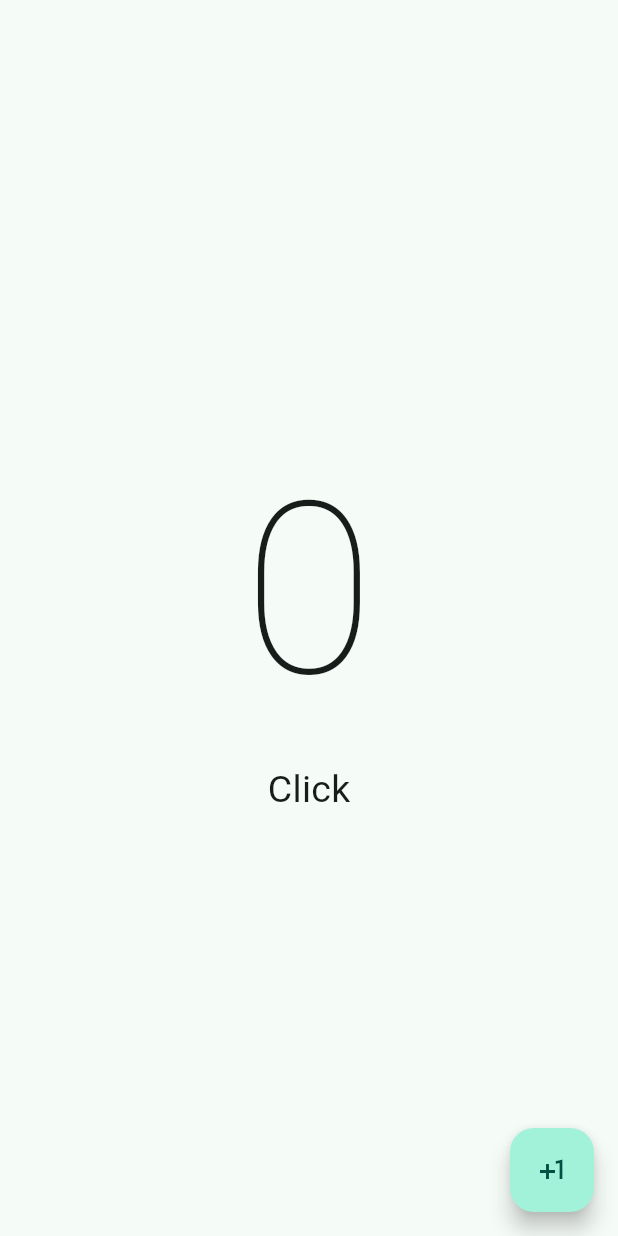
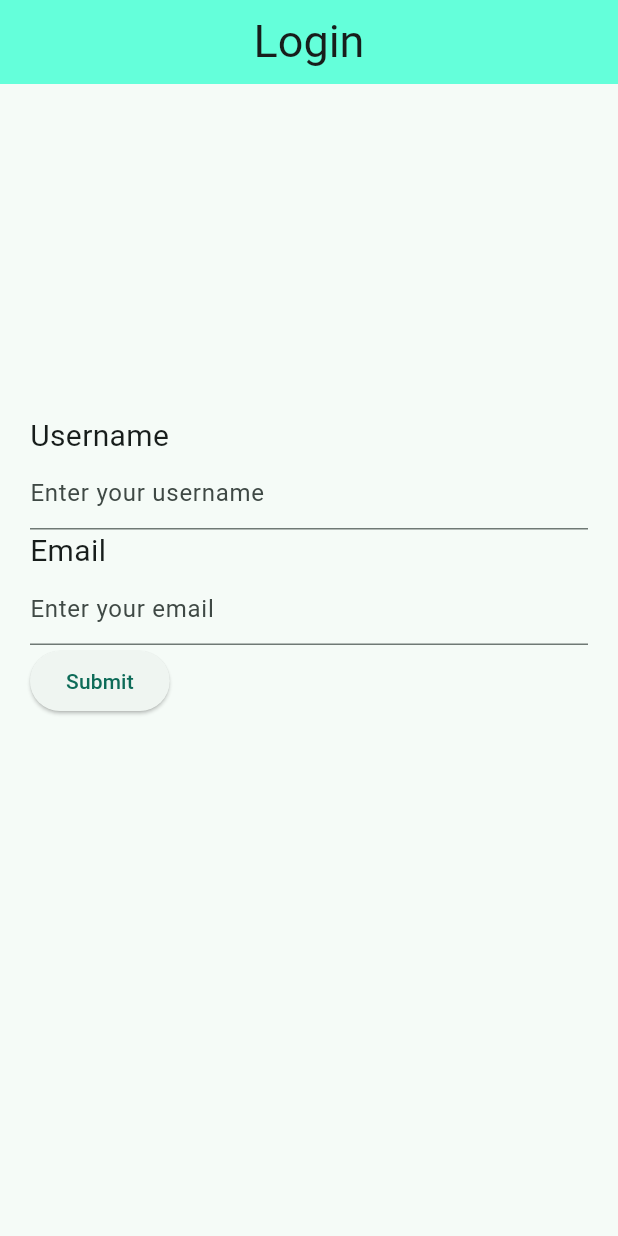
Before and after one commit to TaobT/orvm-ddi, a Flutter app: the screen it shows after launch, on a phone screen of 412 x 824 dp. Run offline on Flutter 3.47's test engine with Material 3 defaults, Android fonts, the phone set to English and light mode, and no system bars.

Commit message:
Contador y Login

```diff
--- a/demo_app/demo_app/lib/main.dart
+++ b/demo_app/demo_app/lib/main.dart
@@ -1,4 +1,5 @@
-import 'package:demo_app/presentation/screens/counter/counter_screen.dart';
+import 'package:demo_app/presentation/screens/counter/counter_function_screen.dart';
+import 'package:demo_app/presentation/screens/counter/login/login_screen.dart';
 import 'package:flutter/material.dart';
 
 void main() {
@@ -14,7 +15,7 @@ class MyApp extends StatelessWidget {
         colorSchemeSeed: Colors.tealAccent
       ),
       darkTheme: ThemeData.dark(),
-      home: const CounterScreen()
+      home: LoginScreen()
     );
   }
 }
--- a/demo_app/demo_app/lib/presentation/screens/counter/counter_screen.dart
+++ b/demo_app/demo_app/lib/presentation/screens/counter/counter_screen.dart
@@ -21,7 +21,7 @@ class _CounterScreenState extends State<CounterScreen> {
             Text('$clickCounter', style: TextStyle(
               fontSize: 160,
               fontWeight: FontWeight.w100)),
-            Text('${clickCounter > 1 ? 'Clicks' : 'Click'}', style: TextStyle(
+            Text(clickCounter > 1 ? 'Clicks' : 'Click', style: TextStyle(
               fontSize: 25))
           ]
         ),
--- /dev/null
+++ b/demo_app/demo_app/lib/presentation/screens/counter/login/login_screen.dart
@@ -0,0 +1,67 @@
+import 'package:flutter/material.dart';
+
+class LoginScreen extends StatefulWidget {
+
+
+  @override
+  State<LoginScreen> createState() => _LoginScreenState();
+}
+
+class _LoginScreenState extends State<LoginScreen> {
+  final GlobalKey<FormState> _formKey = GlobalKey<FormState>();
+
+  @override
+  Widget build(Object context) {
+    return Scaffold(
+      appBar: AppBar(
+        title: Center(
+          child: Text("Login", style: TextStyle(fontSize: 30))
+          ),
+          backgroundColor: Colors.tealAccent,
+      ),
+      body: Form(
+        key: _formKey,
+        child: Padding(
+        padding: const EdgeInsets.all(20.0),
+        child: Column(
+          crossAxisAlignment: CrossAxisAlignment.start,
+          children: [
+            SizedBox(height: 200),
+            Text("Username", style: TextStyle(fontSize: 20),),
+            TextFormField(
+              decoration: const InputDecoration(
+                hintText: 'Enter your username',
+              ),
+              validator: (String? value) {
+                if (value == null || value.isEmpty) {
+                  return 'Please enter some text';
+                }
+                return null;
+              }
+            ),
+            Text("Email", style: TextStyle(fontSize: 20),),
+            TextFormField(
+              decoration: const InputDecoration(
+                hintText: 'Enter your email',
+              ),
+              validator: (String? value) {
+                if (value == null || value.isEmpty) {
+                  return 'Please enter some text';
+
+                }
+                return null;
+              }
+            ),
+            ElevatedButton(
+              onPressed: () {
+                if (_formKey.currentState!.validate()) {
+                }
+              },
+              child: const Text('Submit'),
+            ),
+        ],),
+      )
+      )
+      );
+  }
+}
```
Also changed, not shown: demo_app/demo_app/lib/presentation/screens/counter/counter_function_screen.dart (added, +94 -0 lines).
